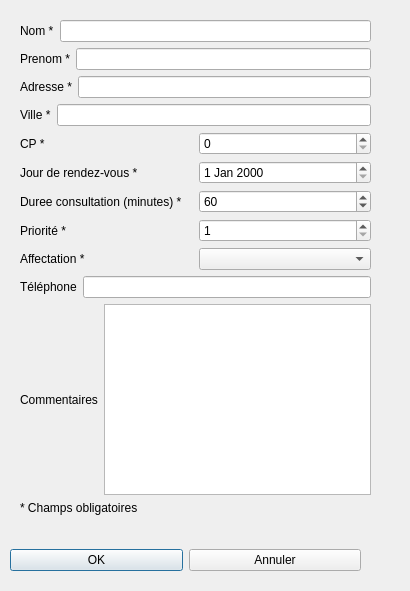
Before: the Qt Designer form modifclient.ui in DoykFilt/qt-, drawn with Qt 5.
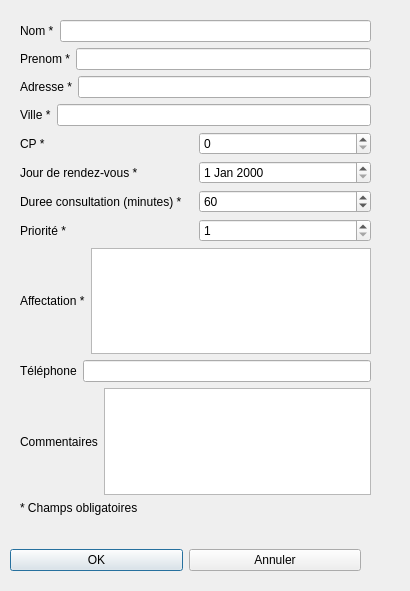
After: the same form once the commit is applied.

```diff
--- a/modifclient.ui
+++ b/modifclient.ui
@@ -169,11 +169,7 @@
        </widget>
       </item>
       <item>
-       <widget class="QComboBox" name="comboAffectation">
-        <property name="editable">
-         <bool>false</bool>
-        </property>
-       </widget>
+       <widget class="QListWidget" name="listWidgetAffectation"/>
       </item>
      </layout>
     </item>
```
